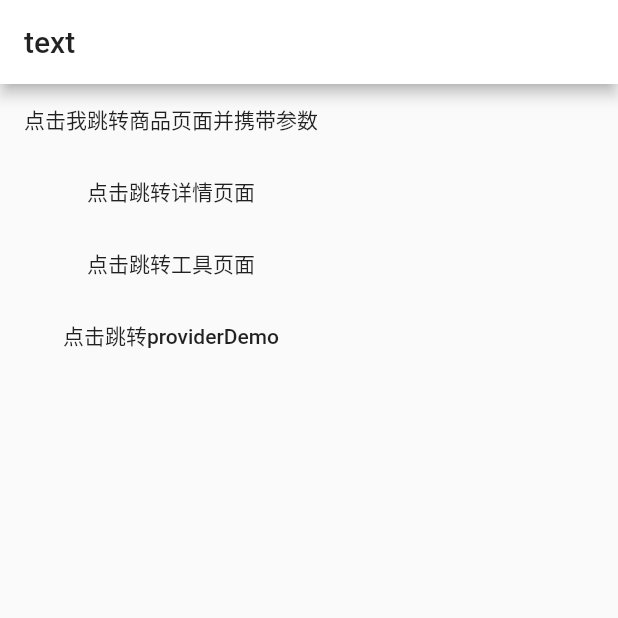
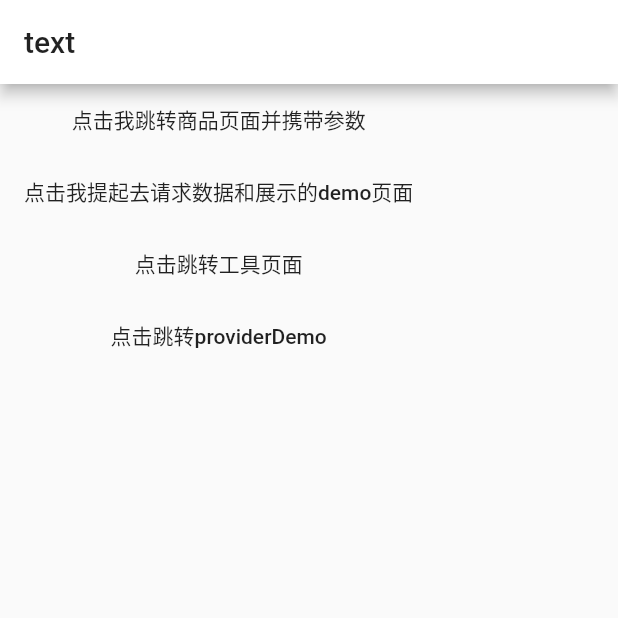
Before and after one commit to yangchunboy/flutter, a Flutter app: the screen it shows after launch, on a phone screen of 412 x 824 dp, the top half of it. Run offline on Flutter 3.47's test engine with Material 2 defaults, Android fonts, the phone set to English and light mode, and no system bars; our stand-ins replace dio, flutter_screenutil.

```diff
--- a/lib/pages/home/HomePage.dart
+++ b/lib/pages/home/HomePage.dart
@@ -37,7 +37,7 @@ class _HomePageState extends State<HomePage>{
             onPressed: () {
               Navigator.pushNamed(context, '/detail');
             },
-            child: Text('点击跳转详情页面'),
+            child: Text('点击我提起去请求数据和展示的demo页面'),
           ),
           FlatButton(
             onPressed: () {
```
Also changed, not shown: 1 other file.
